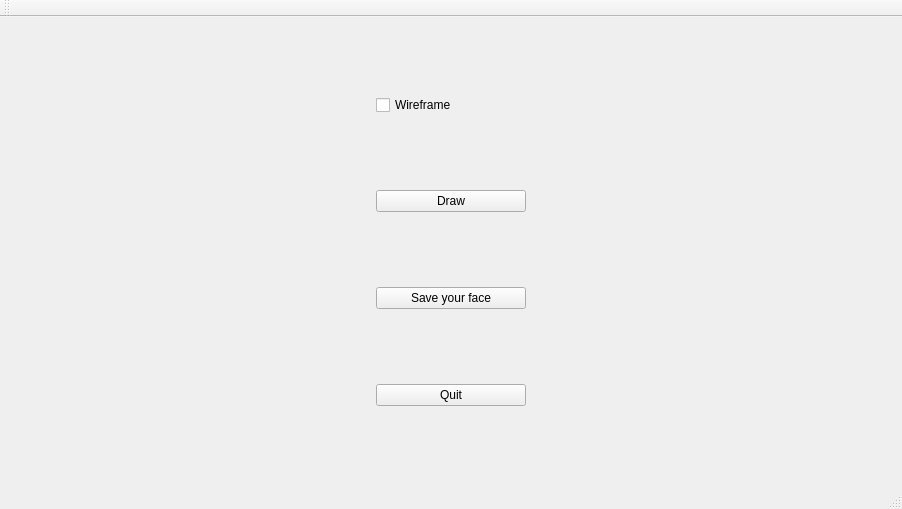
Old version of the form src/local/interface/mainwindow.ui in the repository Lyriix/openCVproject.
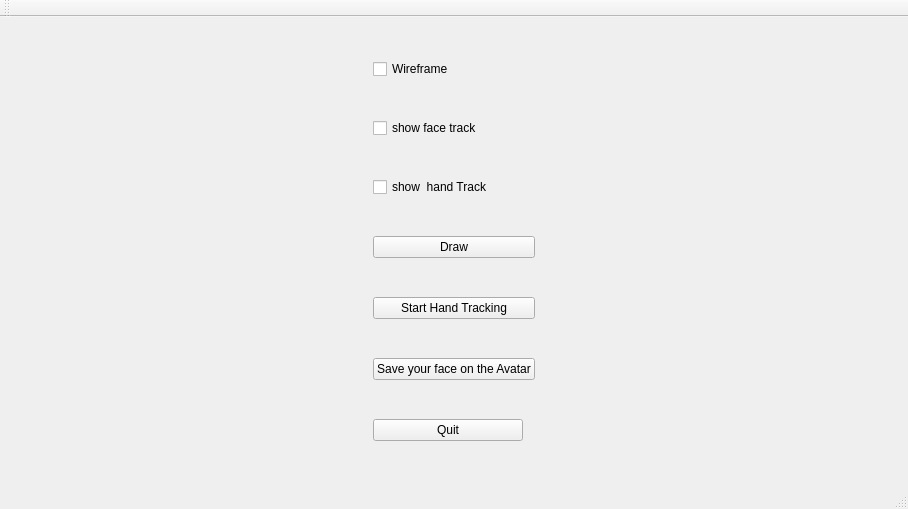
New version of the form.

The edit to the form file:
```diff
--- a/src/local/interface/mainwindow.ui
+++ b/src/local/interface/mainwindow.ui
@@ -6,7 +6,7 @@
    <rect>
     <x>0</x>
     <y>0</y>
-    <width>902</width>
+    <width>908</width>
     <height>509</height>
    </rect>
   </property>
@@ -32,26 +32,7 @@
       <property name="sizeConstraint">
        <enum>QLayout::SetFixedSize</enum>
       </property>
-      <item row="0" column="0">
-       <widget class="QCheckBox" name="wireframe">
-        <property name="sizePolicy">
-         <sizepolicy hsizetype="Fixed" vsizetype="Fixed">
-          <horstretch>0</horstretch>
-          <verstretch>0</verstretch>
-         </sizepolicy>
-        </property>
-        <property name="minimumSize">
-         <size>
-          <width>150</width>
-          <height>0</height>
-         </size>
-        </property>
-        <property name="text">
-         <string>Wireframe</string>
-        </property>
-       </widget>
-      </item>
-      <item row="1" column="0">
+      <item row="3" column="0">
        <widget class="QPushButton" name="draw">
         <property name="sizePolicy">
          <sizepolicy hsizetype="Fixed" vsizetype="Fixed">
@@ -65,12 +46,18 @@
           <height>0</height>
          </size>
         </property>
+        <property name="maximumSize">
+         <size>
+          <width>200</width>
+          <height>16777215</height>
+         </size>
+        </property>
         <property name="text">
          <string>Draw</string>
         </property>
        </widget>
       </item>
-      <item row="3" column="0">
+      <item row="6" column="0">
        <widget class="QPushButton" name="quit">
         <property name="sizePolicy">
          <sizepolicy hsizetype="Fixed" vsizetype="Fixed">
@@ -89,10 +76,59 @@
         </property>
        </widget>
       </item>
-      <item row="2" column="0">
+      <item row="5" column="0">
        <widget class="QPushButton" name="saveFace">
+        <property name="maximumSize">
+         <size>
+          <width>200</width>
+          <height>16777215</height>
+         </size>
+        </property>
         <property name="text">
-         <string>Save your face</string>
+         <string>Save your face on the Avatar</string>
+        </property>
+       </widget>
+      </item>
+      <item row="0" column="0">
+       <widget class="QCheckBox" name="wireframe">
+        <property name="sizePolicy">
+         <sizepolicy hsizetype="Fixed" vsizetype="Fixed">
+          <horstretch>0</horstretch>
+          <verstretch>0</verstretch>
+         </sizepolicy>
+        </property>
+        <property name="minimumSize">
+         <size>
+          <width>150</width>
+          <height>0</height>
+         </size>
+        </property>
+        <property name="text">
+         <string>Wireframe</string>
+        </property>
+       </widget>
+      </item>
+      <item row="4" column="0">
+       <widget class="QPushButton" name="startHandtrack">
+        <property name="text">
+         <string>Start Hand Tracking</string>
+        </property>
+       </widget>
+      </item>
+      <item row="1" column="0">
+       <widget class="QCheckBox" name="showFaceTrack">
+        <property name="text">
+         <string>show face track</string>
+        </property>
+       </widget>
+      </item>
+      <item row="2" column="0">
+       <widget class="QCheckBox" name="showHandTrack">
+        <property name="text">
+         <string>show  hand Track</string>
+        </property>
+        <property name="tristate">
+         <bool>false</bool>
         </property>
        </widget>
       </item>
```
Left out of the diff: 2 changed lines with no effect on the pictures.
